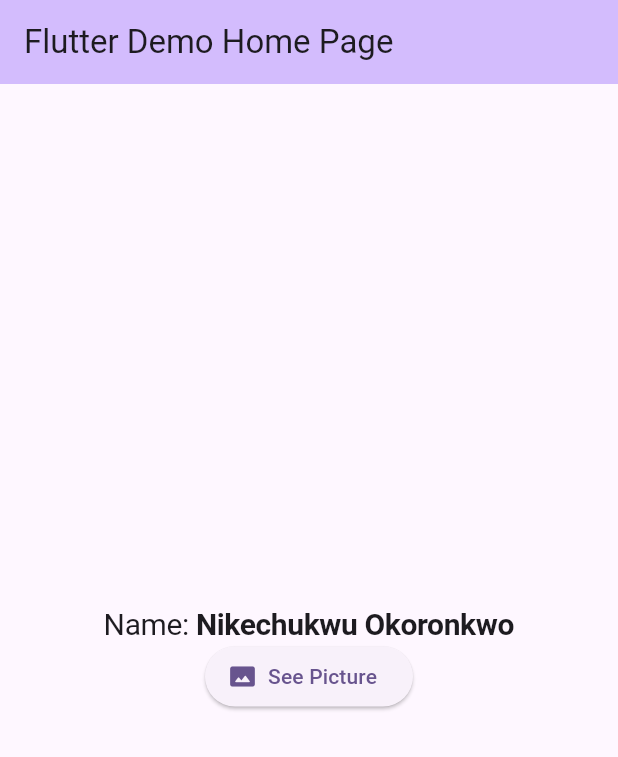
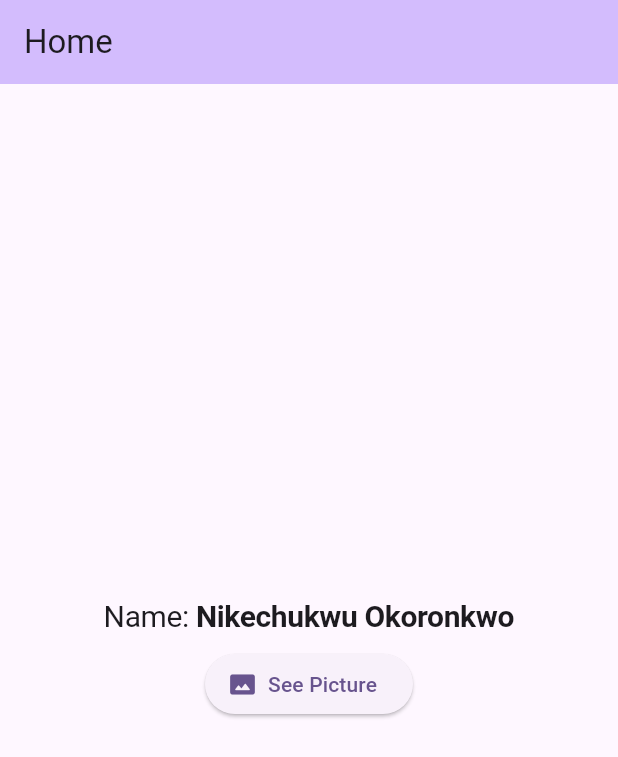
Before and after one commit to nikeokoronkwo/agl_gsoc_app, a Flutter app: the screen it shows after launch, on a phone screen of 412 x 824 dp. Shown: the top 757 px of the screen. Run offline on Flutter 3.47's test engine with Material 3 defaults, Android fonts, the phone set to English and light mode, and no system bars.

Commit message:
added some changes

```diff
--- a/lib/main.dart
+++ b/lib/main.dart
@@ -18,7 +18,7 @@ class MyApp extends StatelessWidget {
           displayLarge: TextStyle(fontSize: 20)
         )
       ),
-      home: const MyHomePage(title: 'Flutter Demo Home Page'),
+      home: const MyHomePage(title: 'Home'),
     );
   }
 }
@@ -79,6 +79,7 @@ class _MyHomePageState extends State<MyHomePage> {
           // action in the IDE, or press "p" in the console), to see the
           // wireframe for each widget.
           mainAxisAlignment: MainAxisAlignment.center,
+          spacing: 10,
           children: <Widget>[
             Text.rich(TextSpan(text: 'Name: ', style: Theme.of(context).textTheme.displayLarge, children: [
               TextSpan(text: 'Nikechukwu Okoronkwo', style: TextStyle(fontWeight: FontWeight.bold))
```
